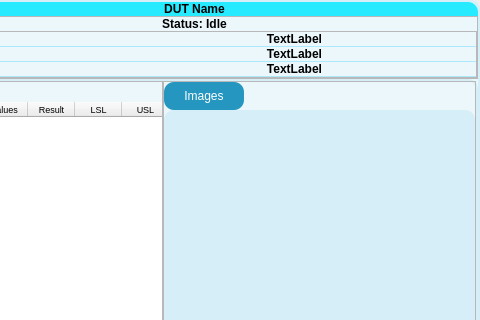
Before: the Qt Designer form visionProgram/my_dut_widget.ui in trinhthuan/UIdemo, drawn with Qt 5; both pictures show x 91 to 571 and y 0 to 320 of the 571 by 496 pixel window.
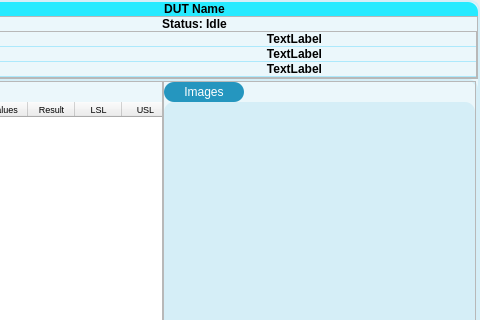
After: the same form once the commit is applied. Icons and pictures are not drawn. Custom widgets are drawn as their Qt base class.

```diff
--- a/visionProgram/my_dut_widget.ui
+++ b/visionProgram/my_dut_widget.ui
@@ -770,13 +770,13 @@
               <property name="minimumSize">
                <size>
                 <width>80</width>
-                <height>28</height>
+                <height>20</height>
                </size>
               </property>
               <property name="maximumSize">
                <size>
                 <width>80</width>
-                <height>28</height>
+                <height>20</height>
                </size>
               </property>
               <property name="cursor">
```
Left out of the diff: 3 changed lines with no effect on the pictures.
